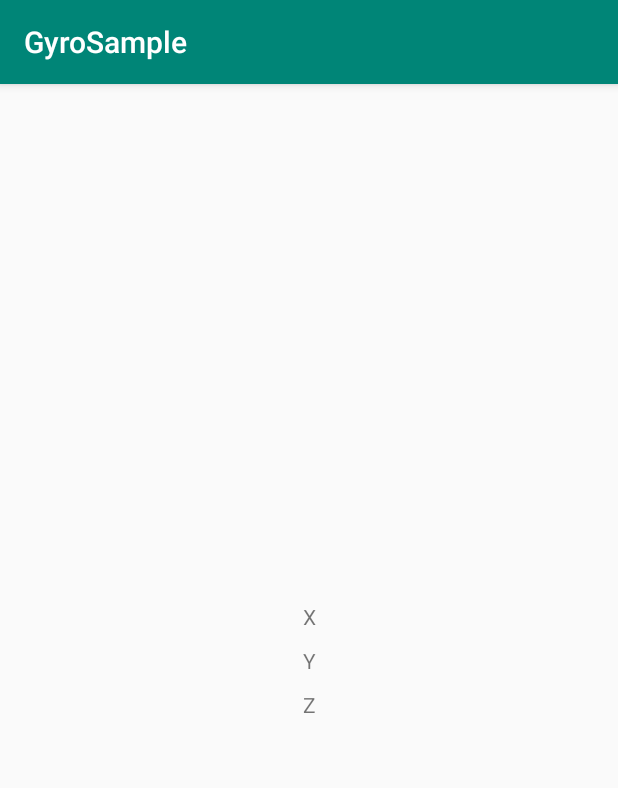
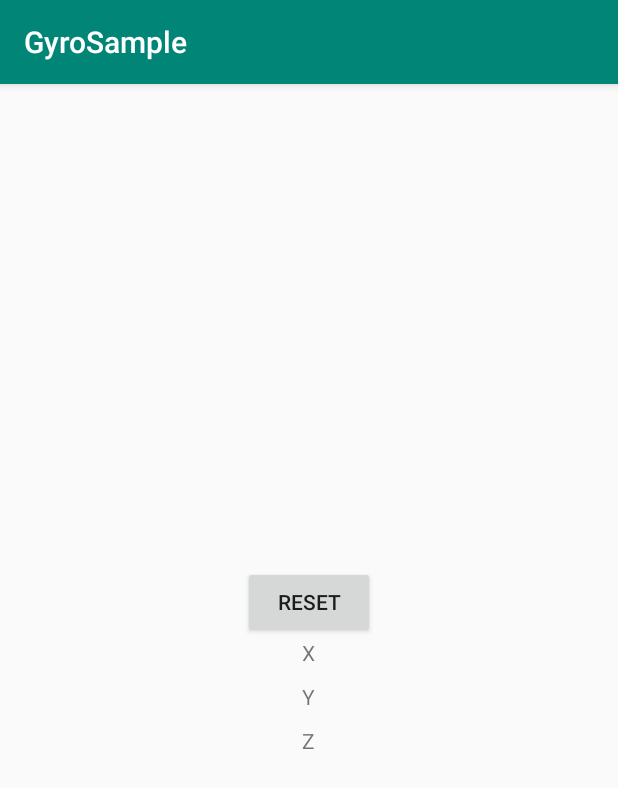
Before and after one commit to scgyong/and_2020, an Android app: the screen it shows after launch (MainActivity), on a phone screen of 412 x 824 dp. Shown: the top 788 px of the screen. Run offline under Robolectric (Android 15) with nearby library versions, the phone set to English and light mode, and no system bars.

Commit message:
added Reset Button

```diff
--- a/GyroSample/app/src/main/res/layout/activity_main.xml
+++ b/GyroSample/app/src/main/res/layout/activity_main.xml
@@ -15,6 +15,12 @@
         app:layout_constraintEnd_toEndOf="parent"
         app:layout_constraintStart_toStartOf="parent"
         app:layout_constraintTop_toTopOf="parent">
+        <Button
+            android:layout_width="wrap_content"
+            android:layout_height="wrap_content"
+            android:text="Reset"
+            android:onClick="onBtnReset"
+            />
 
         <TextView
             android:id="@+id/xAxisTextView"
```
Also changed, not shown: GyroSample/app/src/main/java/kr/ac/kpu/game/scgyong/gyrosample/MainActivity.java (+16 -4 lines).
